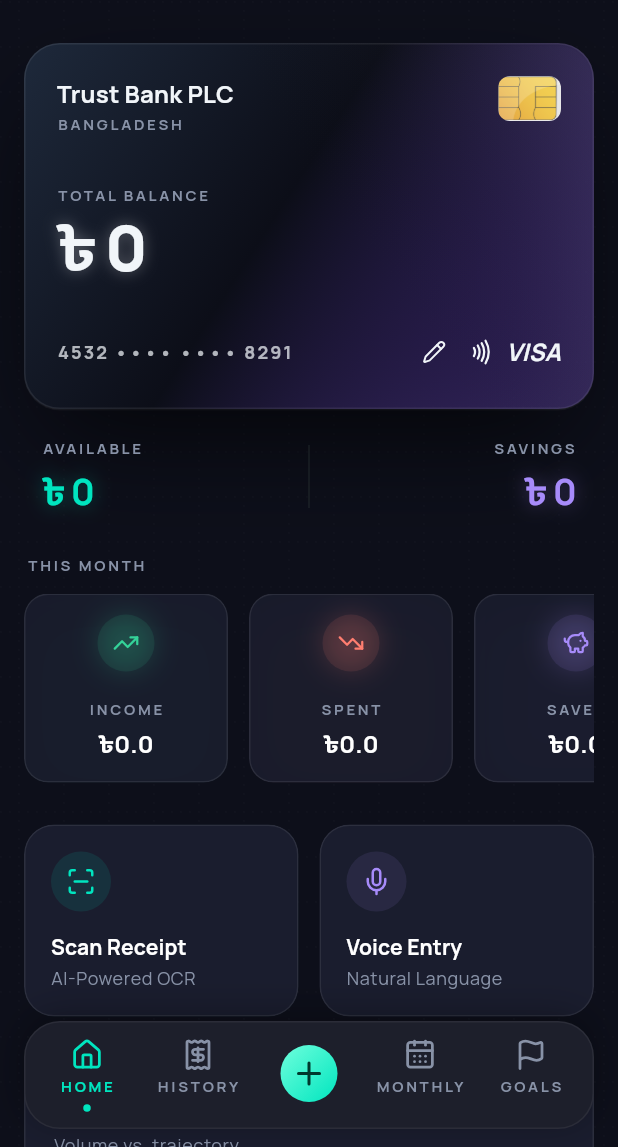
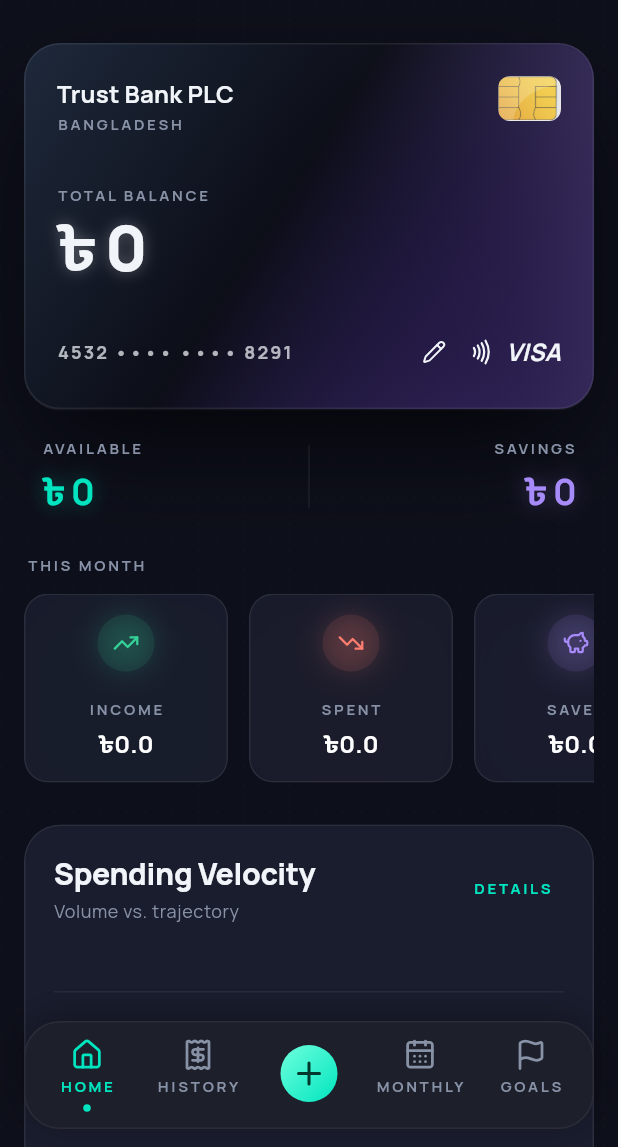
Before and after one commit to Abrar118/spendsplit, a Flutter app: the screen it shows after launch, on a phone screen of 412 x 824 dp, the part 89-1236 px from its top. Run offline on Flutter 3.47's test engine with Material 3 defaults, Android fonts, the phone set to English and light mode, and no system bars; drawn by our look-alikes of fl_chart; our stand-ins replace drift, flutter_animate, flutter_riverpod, flutter_slidable, go_router, google_fonts and 6 more; missing offline and left inert: home_widget; accounts and stored records are empty; generated files the repository leaves out were written again.

Commit message:
feat: Android home screen widget + dashboard cleanup
Widget:
- Compact home screen widget showing ৳ balance + add button
- SpendSplitWidgetProvider reads balance from SharedPreferences
  via home_widget package
- Dark glass background with teal gradient FAB
- Registered in AndroidManifest with 30-min auto-update
- WidgetDataService pushes available balance on dashboard load

Dashboard:
- Removed Scan Receipt and Voice Entry quick action cards
- Widget data updates whenever balance summary loads

Co-Authored-By: Claude Opus 4.6 (1M context) <noreply@anthropic.com>

```diff
--- a/lib/features/dashboard/screens/dashboard_screen.dart
+++ b/lib/features/dashboard/screens/dashboard_screen.dart
@@ -10,6 +10,7 @@ import '../../../core/theme/app_colors.dart';
 import '../../../core/theme/app_spacing.dart';
 import '../../../core/widgets/glass_card.dart';
 import '../../../providers/providers.dart';
+import '../../widget/widget_data_service.dart';
 import '../widgets/active_goal_card.dart';
 import '../widgets/balance_card.dart';
 import '../widgets/dollar_summary_card.dart';
@@ -35,6 +36,17 @@ class DashboardScreen extends ConsumerWidget {
         transactions.isLoading ||
         goals.isLoading ||
         dollarSummary.isLoading;
+
+    // Push balance data to home screen widget
+    final insightsAsync = ref.watch(savingsInsightsProvider);
+    if (balanceSummary.hasValue) {
+      final savingsPercent =
+          insightsAsync.valueOrNull?.monthOverMonthDelta ?? 0;
+      WidgetDataService.updateBalance(
+        availableBalance: balanceSummary.value!.availableBalance,
+        savingsPercent: savingsPercent * 100,
+      );
+    }
 
     return SafeArea(
       bottom: false,
@@ -109,8 +121,6 @@ class DashboardScreen extends ConsumerWidget {
                 error: (error, stackTrace) => const _SectionError(),
                 loading: () => const _SnapshotSkeleton(),
               ),
-              const SizedBox(height: AppSpacing.section),
-              const _QuickActions(),
               const SizedBox(height: AppSpacing.section),
               transactions.when(
                 data: (entries) => SpendingChart(
@@ -337,100 +347,6 @@ class _CardSkeleton extends StatelessWidget {
   }
 }
 
-class _QuickActions extends StatelessWidget {
-  const _QuickActions();
-
-  @override
-  Widget build(BuildContext context) {
-    final theme = Theme.of(context);
-    return Row(
-      children: [
-        Expanded(
-          child: GlassCard(
-            glowColor: AppColors.teal,
-            radius: 20,
-            padding: const EdgeInsets.all(18),
-            child: Column(
-              crossAxisAlignment: CrossAxisAlignment.start,
-              children: [
-                Container(
-                  width: 40,
-                  height: 40,
-                  decoration: BoxDecoration(
-                    color: AppColors.teal.withValues(alpha: 0.1),
-                    shape: BoxShape.circle,
-                  ),
-                  child: const Icon(
-                    LucideIcons.scanLine,
-                    color: AppColors.teal,
-                    size: 20,
-                  ),
-                ),
-                const SizedBox(height: 14),
-                Text(
-                  'Scan Receipt',
-                  style: theme.textTheme.titleSmall?.copyWith(
-                    color: Colors.white,
-                    fontWeight: FontWeight.w700,
-                  ),
-                ),
-                const SizedBox(height: 2),
-                Text(
-                  'AI-Powered OCR',
-                  style: theme.textTheme.bodySmall?.copyWith(
-                    color: AppColors.textSecondary,
-                  ),
-                ),
-              ],
-            ),
-          ),
-        ),
-        const SizedBox(width: 14),
-        Expanded(
-          child: GlassCard(
-            glowColor: AppColors.purple,
-            radius: 20,
-            padding: const EdgeInsets.all(18),
-            child: Column(
-              crossAxisAlignment: CrossAxisAlignment.start,
-              children: [
-                Container(
-                  width: 40,
-                  height: 40,
-                  decoration: BoxDecoration(
-                    color: AppColors.purple.withValues(alpha: 0.1),
-                    shape: BoxShape.circle,
-                  ),
-                  child: const Icon(
-                    LucideIcons.mic,
-                    color: AppColors.purple,
-                    size: 20,
-                  ),
-                ),
-                const SizedBox(height: 14),
-                Text(
-                  'Voice Entry',
-                  style: theme.textTheme.titleSmall?.copyWith(
-                    color: Colors.white,
-                    fontWeight: FontWeight.w700,
-                  ),
-                ),
-                const SizedBox(height: 2),
-                Text(
-                  'Natural Language',
-                  style: theme.textTheme.bodySmall?.copyWith(
-                    color: AppColors.textSecondary,
-                  ),
-                ),
-              ],
-            ),
-          ),
-        ),
-      ],
-    );
-  }
-}
-
 class _SectionError extends StatelessWidget {
   const _SectionError();
 
--- /dev/null
+++ b/lib/features/widget/widget_data_service.dart
@@ -0,0 +1,50 @@
+import 'package:home_widget/home_widget.dart';
+
+/// Pushes the latest balance data to the native home screen widget.
+class WidgetDataService {
+  static const _appGroupId = 'group.com.example.spendsplit';
+  static const _androidWidgetName = 'SpendSplitWidgetProvider';
+
+  static Future<void> initialize() async {
+    HomeWidget.setAppGroupId(_appGroupId);
+  }
+
+  static Future<void> updateBalance({
+    required double availableBalance,
+    required double savingsPercent,
+  }) async {
+    await HomeWidget.saveWidgetData<String>(
+      'available_balance',
+      _formatAmount(availableBalance),
+    );
+    await HomeWidget.saveWidgetData<String>(
+      'savings_percent',
+      '${savingsPercent >= 0 ? '+' : ''}${savingsPercent.toStringAsFixed(1)}%',
+    );
+    await HomeWidget.updateWidget(
+      androidName: _androidWidgetName,
+      iOSName: 'SpendSplitWidget',
+    );
+  }
+
+  static String _formatAmount(double amount) {
+    if (amount.abs() >= 1000000) {
+      return '${(amount / 1000000).toStringAsFixed(1)}M';
+    }
+    if (amount.abs() >= 1000) {
+      final whole = amount.truncate();
+      return _addCommas(whole);
+    }
+    return amount.toStringAsFixed(0);
+  }
+
+  static String _addCommas(int value) {
+    final str = value.abs().toString();
+    final buf = StringBuffer();
+    for (var i = 0; i < str.length; i++) {
+      if (i > 0 && (str.length - i) % 3 == 0) buf.write(',');
+      buf.write(str[i]);
+    }
+    return value < 0 ? '-${buf.toString()}' : buf.toString();
+  }
+}
--- a/lib/main.dart
+++ b/lib/main.dart
@@ -4,11 +4,13 @@ import 'package:google_fonts/google_fonts.dart';
 import 'package:shared_preferences/shared_preferences.dart';
 
 import 'app.dart';
+import 'features/widget/widget_data_service.dart';
 import 'providers/providers.dart';
 
 Future<void> main() async {
   WidgetsFlutterBinding.ensureInitialized();
   GoogleFonts.config.allowRuntimeFetching = false;
+  await WidgetDataService.initialize();
   final sharedPreferences = await SharedPreferences.getInstance();
 
   runApp(
--- a/pubspec.yaml
+++ b/pubspec.yaml
@@ -29,6 +29,7 @@ dependencies:
   modal_bottom_sheet: ^3.0.0
   shared_preferences: ^2.2.3
   share_plus: ^10.1.4
+  home_widget: ^0.7.0
   pdf: ^3.11.1
 
 dev_dependencies:
```
Also changed, not shown: pubspec.lock, 8 other files.
